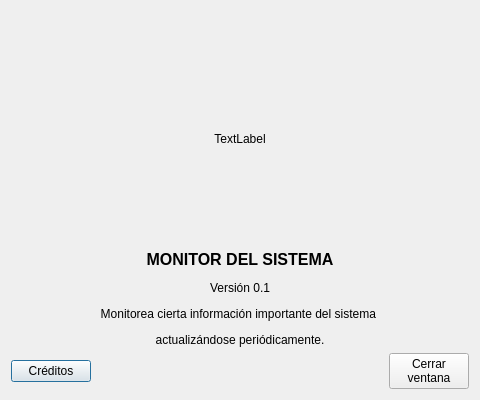
Qt form proyectos/Monitor/MonitorSistema/information.ui (gwolf/clase-sistop-2017-01) before a commit.
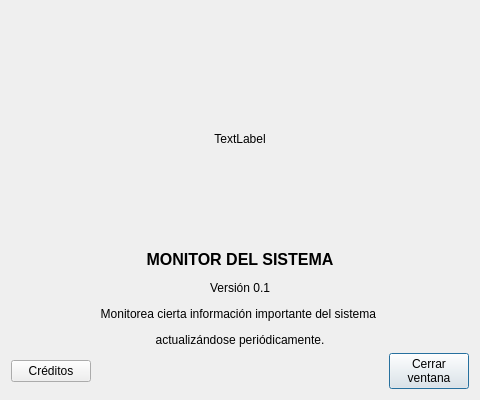
The same form after that commit.

```diff
--- a/proyectos/Monitor/MonitorSistema/information.ui
+++ b/proyectos/Monitor/MonitorSistema/information.ui
@@ -127,7 +127,7 @@
 ventana</string>
        </property>
        <property name="default">
-        <bool>false</bool>
+        <bool>true</bool>
        </property>
        <property name="flat">
         <bool>false</bool>
```
Left out of the diff: 6 changed lines with no effect on the pictures.
